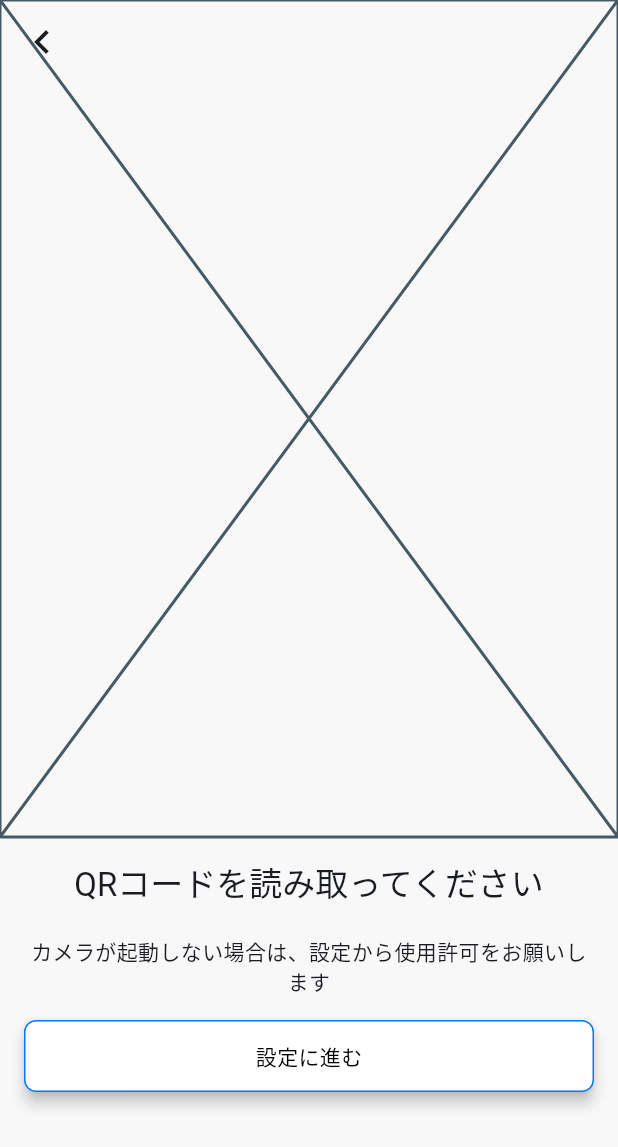
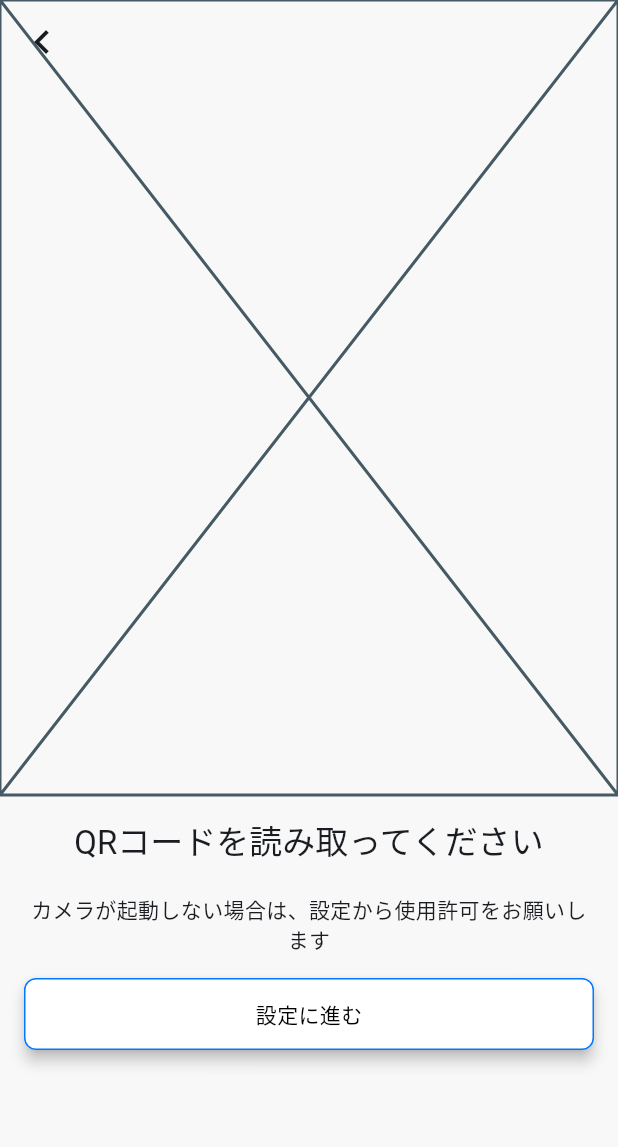
Before and after one commit to after-school-garbage-squad/repaint_mobile, a Flutter app: the CameraScaffold screen opened directly, on a phone screen of 412 x 824 dp. Shown: the top 1147 px of the screen. Run offline on Flutter 3.47's test engine with Material 2 defaults, Android fonts, the phone set to English and light mode, and no system bars; our stand-ins replace auto_route.

Commit message:
refactor: make CameraScaffold more customizable

```diff
--- a/lib/features/common/presentation/widgets/camera_scaffold.dart
+++ b/lib/features/common/presentation/widgets/camera_scaffold.dart
@@ -25,7 +25,11 @@ class CameraScaffold extends StatelessWidget {
       body: Column(
         children: [
           preview,
-          if (children != null) ...children!,
+          if (children != null)
+            ConstrainedBox(
+              constraints: const BoxConstraints(maxHeight: 294),
+              child: Column(children: children!),
+            ),
         ],
       ),
       backgroundColor: Theme.of(context).colorScheme.background,
```
